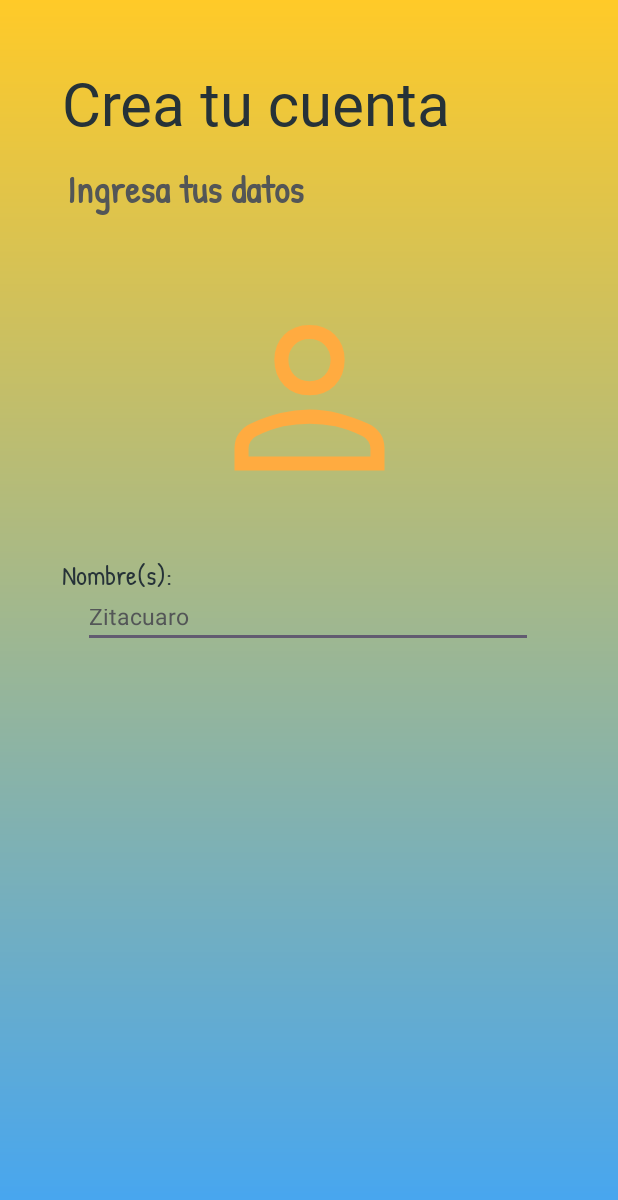
After one commit to robertytocerva/AppCXT, an Android app: the Registro screen opened directly, with no data from a screen before it, on a phone screen of 412 x 824 dp. The commit adds this screen. Shown: the top 1200 px of the screen. Run offline under Robolectric (Android 15) with nearby library versions, the phone set to English and light mode, and no system bars.

Commit message:
creación de la actity Registro.kt, aun no se termina

```diff
--- a/app/src/main/AndroidManifest.xml
+++ b/app/src/main/AndroidManifest.xml
@@ -7,11 +7,14 @@
         android:dataExtractionRules="@xml/data_extraction_rules"
         android:fullBackupContent="@xml/backup_rules"
         android:icon="@mipmap/ic_launcher"
-        android:label="@string/app_name"
+        android:label="@string/"
         android:roundIcon="@mipmap/ic_launcher_round"
         android:supportsRtl="true"
         android:theme="@style/Theme.CXT"
         tools:targetApi="31">
+        <activity
+            android:name=".Registro"
+            android:exported="false" />
         <activity
             android:name=".Login"
             android:exported="true" />
--- a/app/src/main/java/com/cxt/robertytocerva/cxt/Login.kt
+++ b/app/src/main/java/com/cxt/robertytocerva/cxt/Login.kt
@@ -1,9 +1,11 @@
 package com.cxt.robertytocerva.cxt
 
+import android.content.Intent
 import android.graphics.drawable.TransitionDrawable
 import android.os.Bundle
 import android.os.Handler
 import android.os.Looper
+import android.widget.Button
 import androidx.activity.enableEdgeToEdge
 import androidx.appcompat.app.AppCompatActivity
 import androidx.constraintlayout.widget.ConstraintLayout
@@ -13,12 +15,11 @@ import androidx.core.view.WindowInsetsCompat
 class Login : AppCompatActivity() {
     override fun onCreate(savedInstanceState: Bundle?) {
         super.onCreate(savedInstanceState)
-        enableEdgeToEdge()
         setContentView(R.layout.activity_login)
-        ViewCompat.setOnApplyWindowInsetsListener(findViewById(R.id.main)) { v, insets ->
-            val systemBars = insets.getInsets(WindowInsetsCompat.Type.systemBars())
-            v.setPadding(systemBars.left, systemBars.top, systemBars.right, systemBars.bottom)
-            insets
+        val btnRegistrar = findViewById<Button>(R.id.btnCrearCuenta)
+        btnRegistrar.setOnClickListener {
+            startActivity(Intent(this, Registro::class.java))
+            finish()
         }
         gradientAnimation()
 
--- /dev/null
+++ b/app/src/main/java/com/cxt/robertytocerva/cxt/Registro.kt
@@ -0,0 +1,20 @@
+package com.cxt.robertytocerva.cxt
+
+import android.os.Bundle
+import androidx.activity.enableEdgeToEdge
+import androidx.appcompat.app.AppCompatActivity
+import androidx.core.view.ViewCompat
+import androidx.core.view.WindowInsetsCompat
+
+class Registro : AppCompatActivity() {
+    override fun onCreate(savedInstanceState: Bundle?) {
+        super.onCreate(savedInstanceState)
+        enableEdgeToEdge()
+        setContentView(R.layout.activity_registro)
+        ViewCompat.setOnApplyWindowInsetsListener(findViewById(R.id.main)) { v, insets ->
+            val systemBars = insets.getInsets(WindowInsetsCompat.Type.systemBars())
+            v.setPadding(systemBars.left, systemBars.top, systemBars.right, systemBars.bottom)
+            insets
+        }
+    }
+}
--- /dev/null
+++ b/app/src/main/res/drawable/persona_login.xml
@@ -0,0 +1,10 @@
+<vector xmlns:android="http://schemas.android.com/apk/res/android"
+    android:width="48dp"
+    android:height="48dp"
+    android:viewportWidth="960"
+    android:viewportHeight="960"
+    android:tint="@color/iconAcent">
+  <path
+      android:fillColor="@android:color/white"
+      android:pathData="M480,479Q414,479 372,437Q330,395 330,329Q330,263 372,221Q414,179 480,179Q546,179 588,221Q630,263 630,329Q630,395 588,437Q546,479 480,479ZM160,800L160,706Q160,668 179,641Q198,614 228,600Q295,570 356.5,555Q418,540 480,540Q542,540 603,555.5Q664,571 730.92,600.19Q762.22,614.32 781.11,641.16Q800,668 800,706L800,800L160,800ZM220,740L740,740L740,706Q740,690 730.5,675.5Q721,661 707,654Q643,623 590,611.5Q537,600 480,600Q423,600 369,611.5Q315,623 252,654Q238,661 229,675.5Q220,690 220,706L220,740ZM480,419Q519,419 544.5,393.5Q570,368 570,329Q570,290 544.5,264.5Q519,239 480,239Q441,239 415.5,264.5Q390,290 390,329Q390,368 415.5,393.5Q441,419 480,419ZM480,329Q480,329 480,329Q480,329 480,329Q480,329 480,329Q480,329 480,329Q480,329 480,329Q480,329 480,329Q480,329 480,329Q480,329 480,329ZM480,740L480,740Q480,740 480,740Q480,740 480,740Q480,740 480,740Q480,740 480,740Q480,740 480,740Q480,740 480,740Q480,740 480,740Q480,740 480,740L480,740Z"/>
+</vector>
--- a/app/src/main/res/layout/activity_login.xml
+++ b/app/src/main/res/layout/activity_login.xml
@@ -92,7 +92,7 @@
         app:layout_constraintHorizontal_bias="0.482"
         app:layout_constraintStart_toStartOf="@+id/iniVertical"
         app:layout_constraintTop_toTopOf="@+id/q3Horizontal"
-        app:layout_constraintVertical_bias="1.0" />
+        app:layout_constraintVertical_bias="0.454" />
 
     <Button
         android:id="@+id/btnIngresar"
--- /dev/null
+++ b/app/src/main/res/layout/activity_registro.xml
@@ -0,0 +1,146 @@
+<?xml version="1.0" encoding="utf-8"?>
+<androidx.constraintlayout.widget.ConstraintLayout xmlns:android="http://schemas.android.com/apk/res/android"
+    xmlns:app="http://schemas.android.com/apk/res-auto"
+    xmlns:tools="http://schemas.android.com/tools"
+    android:id="@+id/main"
+    android:layout_width="match_parent"
+    android:layout_height="match_parent"
+    android:background="@drawable/gradiente_animado"
+    tools:context=".Registro">
+
+    <androidx.constraintlayout.widget.Guideline
+        android:id="@+id/iniHorizontal"
+        android:layout_width="wrap_content"
+        android:layout_height="wrap_content"
+        android:orientation="horizontal"
+        app:layout_constraintGuide_percent=".05"/>
+
+    <androidx.constraintlayout.widget.Guideline
+        android:id="@+id/q1Horizontal"
+        android:layout_width="wrap_content"
+        android:layout_height="wrap_content"
+        android:orientation="horizontal"
+        app:layout_constraintGuide_percent="0.19" />
+
+    <androidx.constraintlayout.widget.Guideline
+        android:id="@+id/midHorizontal"
+        android:layout_width="wrap_content"
+        android:layout_height="wrap_content"
+        android:orientation="horizontal"
+        app:layout_constraintGuide_percent="0.45" />
+
+    <androidx.constraintlayout.widget.Guideline
+        android:id="@+id/q3Horizontal3"
+        android:layout_width="wrap_content"
+        android:layout_height="wrap_content"
+        android:orientation="horizontal"
+        app:layout_constraintGuide_percent="0.53" />
+
+    <androidx.constraintlayout.widget.Guideline
+        android:id="@+id/q3Horizontal2"
+        android:layout_width="wrap_content"
+        android:layout_height="wrap_content"
+        android:orientation="horizontal"
+        app:layout_constraintGuide_percent="0.77" />
+
+    <androidx.constraintlayout.widget.Guideline
+        android:id="@+id/q3Horizontal"
+        android:layout_width="wrap_content"
+        android:layout_height="wrap_content"
+        android:orientation="horizontal"
+        app:layout_constraintGuide_percent="0.8016416" />
+
+    <androidx.constraintlayout.widget.Guideline
+        android:id="@+id/finHorizontal"
+        android:layout_width="wrap_content"
+        android:layout_height="wrap_content"
+        android:orientation="horizontal"
+        android:backgroundTint="@color/black"
+        app:layout_constraintGuide_percent=".95"/>
+
+    <androidx.constraintlayout.widget.Guideline
+        android:id="@+id/iniVertical"
+        android:layout_width="wrap_content"
+        android:layout_height="wrap_content"
+        android:orientation="vertical"
+        app:layout_constraintGuide_percent=".1" />
+
+    <androidx.constraintlayout.widget.Guideline
+        android:id="@+id/midVertical"
+        android:layout_width="wrap_content"
+        android:layout_height="wrap_content"
+        android:orientation="vertical"
+        app:layout_constraintGuide_percent=".5" />
+
+    <androidx.constraintlayout.widget.Guideline
+        android:id="@+id/finVertical"
+        android:layout_width="wrap_content"
+        android:layout_height="wrap_content"
+        android:orientation="vertical"
+        app:layout_constraintGuide_percent=".9" />
+
+    <ImageView
+        android:id="@+id/imgLogoRegistro"
+        android:layout_width="150dp"
+        android:layout_height="150dp"
+        app:layout_constraintBottom_toTopOf="@+id/midHorizontal"
+        app:layout_constraintEnd_toStartOf="@+id/finVertical"
+        app:layout_constraintStart_toStartOf="@+id/iniVertical"
+        app:layout_constraintTop_toTopOf="@+id/q1Horizontal"
+        app:srcCompat="@drawable/persona_login" />
+
+    <TextView
+        android:id="@+id/tvTitleRegistro"
+        android:layout_width="wrap_content"
+        android:layout_height="wrap_content"
+        android:fontFamily="@font/bits_font"
+        android:text="@string/registroTitle"
+        android:textColor="@color/txtPrincipal"
+        android:textSize="40sp"
+        app:layout_constraintStart_toStartOf="@+id/iniVertical"
+        app:layout_constraintTop_toTopOf="@+id/iniHorizontal" />
+
+    <TextView
+        android:id="@+id/tvSubtitleRegistro"
+        android:layout_width="wrap_content"
+        android:layout_height="wrap_content"
+        android:fontFamily="@font/principal_font"
+        android:text="@string/registroSubtitle"
+        android:textColor="@color/txtSecundario"
+        android:textSize="25sp"
+        android:textStyle="bold"
+        app:layout_constraintBottom_toTopOf="@+id/q1Horizontal"
+        app:layout_constraintEnd_toStartOf="@+id/midVertical"
+        app:layout_constraintStart_toStartOf="@+id/iniVertical"
+        app:layout_constraintTop_toBottomOf="@+id/tvTitleRegistro" />
+
+    <TextView
+        android:id="@+id/tvNameRegistro"
+        android:layout_width="wrap_content"
+        android:layout_height="wrap_content"
+        android:fontFamily="@font/principal_font"
+        android:text="@string/tvNombre"
+        android:textColor="@color/txtPrincipal"
+        android:textSize="18sp"
+        app:layout_constraintStart_toStartOf="@+id/iniVertical"
+        app:layout_constraintTop_toTopOf="@+id/midHorizontal" />
+
+    <EditText
+        android:id="@+id/editTextText"
+        android:layout_width="300dp"
+        android:layout_height="36dp"
+        android:ems="10"
+        android:inputType="text"
+        android:text="@string/exampleName"
+        android:textColor="@color/txtSecundario"
+        android:textSize="15sp"
+
+        app:layout_constraintBottom_toTopOf="@+id/q3Horizontal3"
+        app:layout_constraintEnd_toStartOf="@+id/finVertical"
+        app:layout_constraintHorizontal_bias="0.482"
+        app:layout_constraintStart_toStartOf="@+id/iniVertical"
+        app:layout_constraintTop_toBottomOf="@+id/tvNameRegistro"
+        app:layout_constraintVertical_bias="0.0" />
+
+
+</androidx.constraintlayout.widget.ConstraintLayout>
--- a/app/src/main/res/values/colors.xml
+++ b/app/src/main/res/values/colors.xml
@@ -4,10 +4,10 @@
     <color name="white">#FFFFFFFF</color>
 
     <!-- Paleta principal de la app -->
-    <color name="btnPrincipal">#FF5252</color>
-    <color name="btnSecundario">#69F0AE</color>
+    <color name="btnSecundario">#FF5252</color>
+    <color name="btnPrincipal">#69F0AE</color>
     <color name="txtPrincipal">#263238</color>
-    <color name="txtSecundario">#FFFFFF</color>
+    <color name="txtSecundario">#535657</color>
     <color name="iconAcent">#FFAB40</color>
     <color name="cardView">#E3F2FD</color>
     <color name="sombras">#1E88E5</color>
--- a/app/src/main/res/values/strings.xml
+++ b/app/src/main/res/values/strings.xml
@@ -1,10 +1,20 @@
 <resources>
     <string name="app_name">CXT</string>
+
+    <!--Datos de ejemplo-->
+    <string name="exampleEmail">nata@ct.mx</string>
+    <string name="examplePassword">123456</string>
+    <string name="exampleName">Zitacuaro</string>
+    <string name="exampleLastName">Michi</string>
 
     <!-- Genearal-->
     <string name="tvCorreo">Correo:</string>
     <string name="tvContrasena">Contraseña:</string>
-    <string name="exampleEmail">nata@ct.mx</string>
+    <string name="tvNombre">Nombre(s):</string>
+    <string name="tvApellido">Apellido(s):</string>"
+    <string name="tvTelefono">Teléfono:</string>
+    <string name="btnCancelar">Cancelar</string>
+
 
     <!--Login-->
     <string name="loginTitle">¡Hola!</string>
@@ -12,4 +22,11 @@
     <string name="btnIngresar">Ingresar</string>
     <string name="btnCrearCuenta">Registrarse</string>
 
+    <!--Registro-->
+    <string name="registroTitle">Crea tu cuenta</string>
+    <string name="registroSubtitle">Ingresa tus datos</string>
+    <string name="btnRegistrar">Registrarse e ingresar</string>
+
+
+
 </resources>
```
